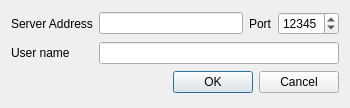
Above: TeamRadarDlg.ui from congchenutd/teamradar before the change. Below: the same form after it.
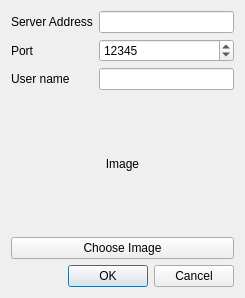
That is the form after the change.

What changed in the file:
```diff
--- a/TeamRadarDlg.ui
+++ b/TeamRadarDlg.ui
@@ -6,33 +6,39 @@
    <rect>
     <x>0</x>
     <y>0</y>
-    <width>350</width>
-    <height>108</height>
+    <width>245</width>
+    <height>298</height>
    </rect>
   </property>
   <property name="windowTitle">
    <string>TeamRadar</string>
   </property>
   <layout class="QGridLayout" name="gridLayout">
-   <item row="0" column="0">
+   <item row="0" column="0" colspan="2">
     <widget class="QLabel" name="label">
      <property name="text">
       <string>Server Address</string>
      </property>
     </widget>
    </item>
-   <item row="0" column="1">
-    <widget class="QLineEdit" name="leServerAddress"/>
-   </item>
    <item row="0" column="2">
+    <widget class="QLineEdit" name="leServerAddress"/>
+   </item>
+   <item row="1" column="0">
     <widget class="QLabel" name="label_2">
      <property name="text">
       <string>Port</string>
      </property>
     </widget>
    </item>
-   <item row="0" column="3">
+   <item row="1" column="2">
     <widget class="QSpinBox" name="sbPort">
+     <property name="sizePolicy">
+      <sizepolicy hsizetype="Expanding" vsizetype="Fixed">
+       <horstretch>0</horstretch>
+       <verstretch>0</verstretch>
+      </sizepolicy>
+     </property>
      <property name="maximum">
       <number>65535</number>
      </property>
@@ -41,17 +47,38 @@
      </property>
     </widget>
    </item>
-   <item row="1" column="0">
+   <item row="2" column="0" colspan="2">
     <widget class="QLabel" name="label_3">
      <property name="text">
       <string>User name</string>
      </property>
     </widget>
    </item>
-   <item row="1" column="1" colspan="3">
+   <item row="2" column="2">
     <widget class="QLineEdit" name="leUserName"/>
    </item>
-   <item row="2" column="1" colspan="3">
+   <item row="3" column="0" colspan="3">
+    <layout class="QVBoxLayout" name="verticalLayout">
+     <item>
+      <widget class="QLabel" name="labelImage">
+       <property name="text">
+        <string>Image</string>
+       </property>
+       <property name="alignment">
+        <set>Qt::AlignCenter</set>
+       </property>
+      </widget>
+     </item>
+     <item>
+      <widget class="QPushButton" name="btImage">
+       <property name="text">
+        <string>Choose Image</string>
+       </property>
+      </widget>
+     </item>
+    </layout>
+   </item>
+   <item row="4" column="1" colspan="2">
     <widget class="QDialogButtonBox" name="buttonBox">
      <property name="standardButtons">
       <set>QDialogButtonBox::Cancel|QDialogButtonBox::Ok</set>
```
